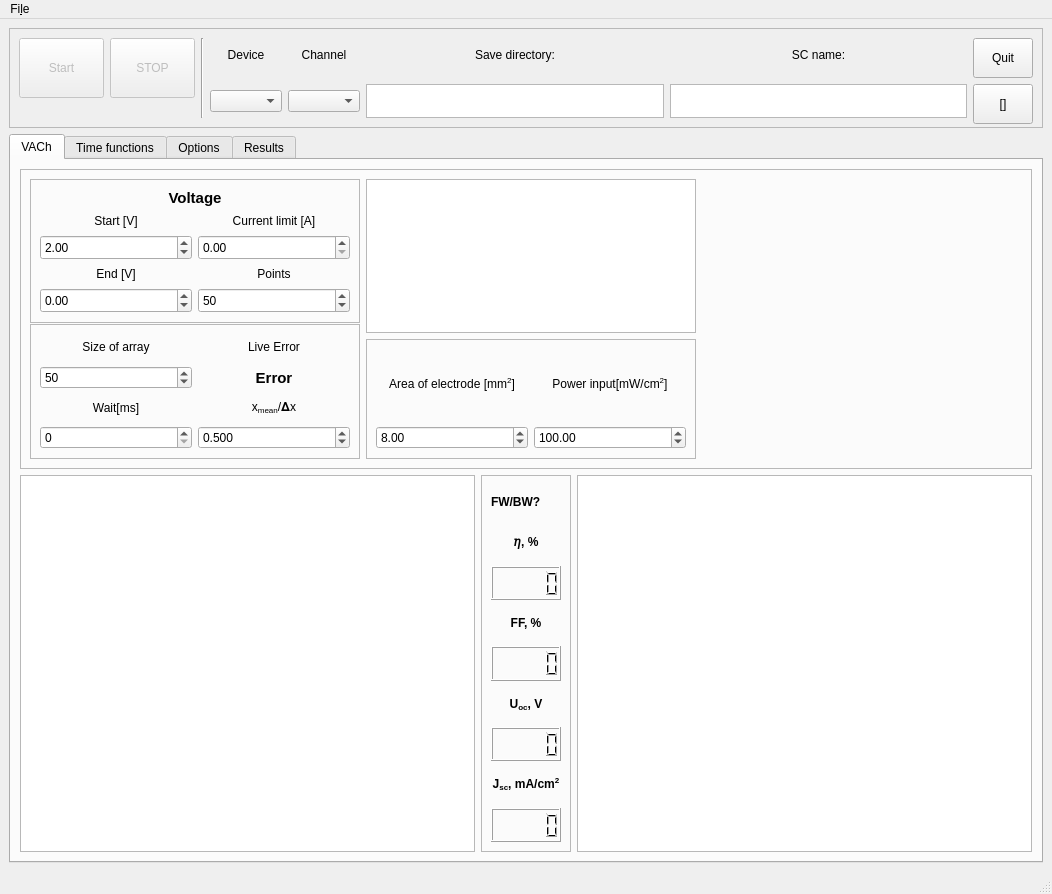
This is GUI/Solar.ui in userIsTaken/SolarVACh as Qt 5 draws it before an edit. The edited form follows.
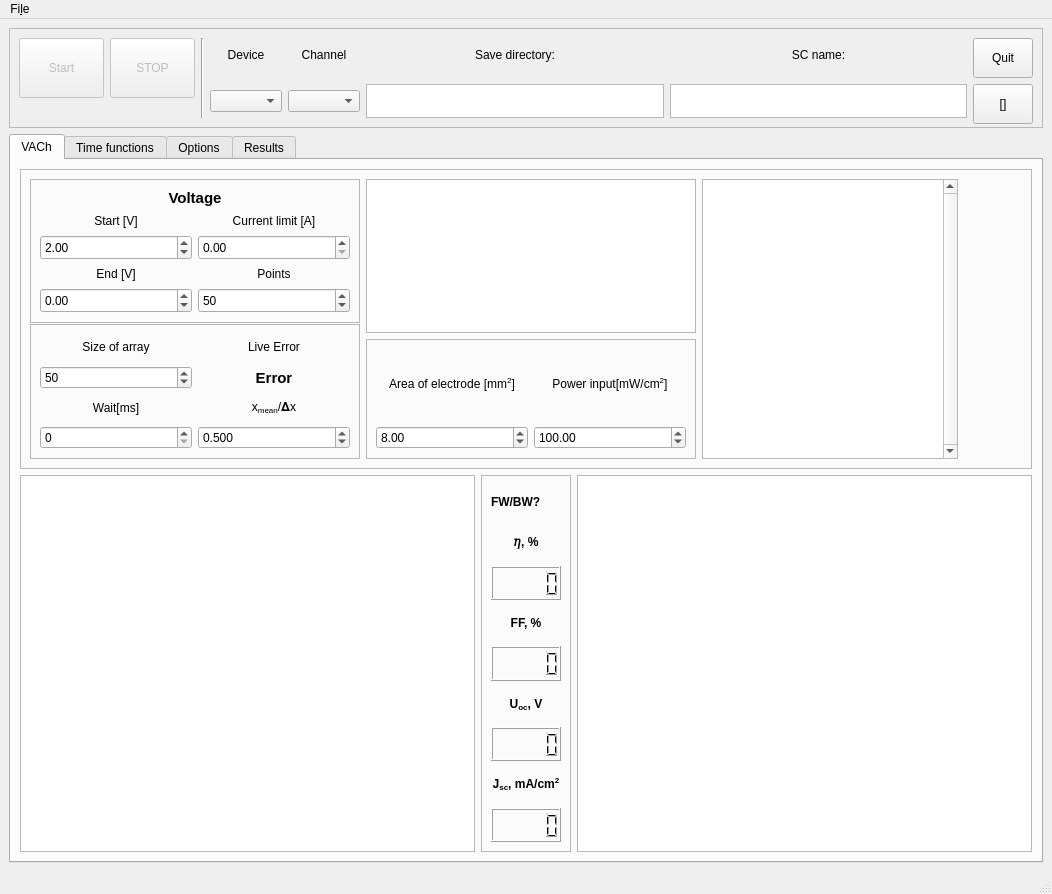
This is the edited form. The open tabs and pages were chosen to show the change. Custom widgets are drawn as their Qt base class.

What changed in the file:
```diff
--- a/GUI/Solar.ui
+++ b/GUI/Solar.ui
@@ -435,7 +435,7 @@
              </property>
             </widget>
            </item>
-           <item row="0" column="2">
+           <item row="0" column="3">
             <spacer name="horizontalSpacer">
              <property name="orientation">
               <enum>Qt::Horizontal</enum>
@@ -649,7 +649,7 @@
              </layout>
             </widget>
            </item>
-           <item row="2" column="2">
+           <item row="2" column="3">
             <spacer name="horizontalSpacer_2">
              <property name="orientation">
               <enum>Qt::Horizontal</enum>
@@ -662,6 +662,19 @@
              </property>
             </spacer>
            </item>
+           <item row="0" column="2" rowspan="3">
+            <widget class="QPlainTextEdit" name="real_data_output">
+             <property name="maximumSize">
+              <size>
+               <width>300</width>
+               <height>16777215</height>
+              </size>
+             </property>
+             <property name="verticalScrollBarPolicy">
+              <enum>Qt::ScrollBarAlwaysOn</enum>
+             </property>
+            </widget>
+           </item>
           </layout>
           <zorder>current_graph</zorder>
           <zorder>horizontalSpacer</zorder>
```
Left out of the diff: 3 changed lines with no effect on the pictures.
